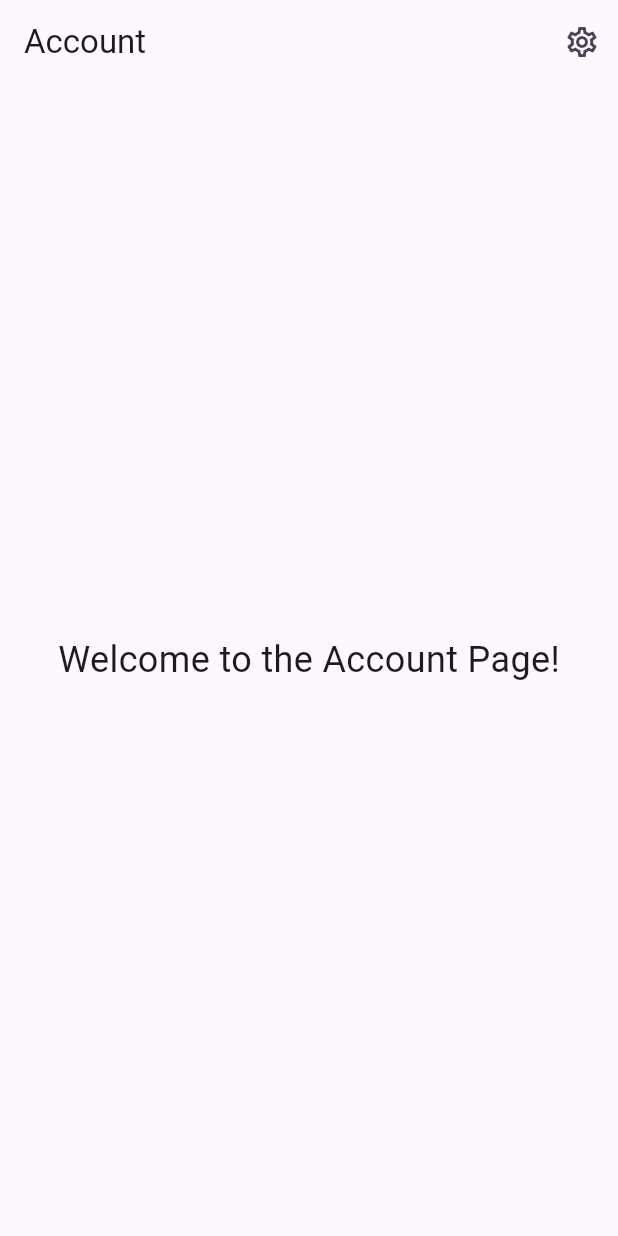
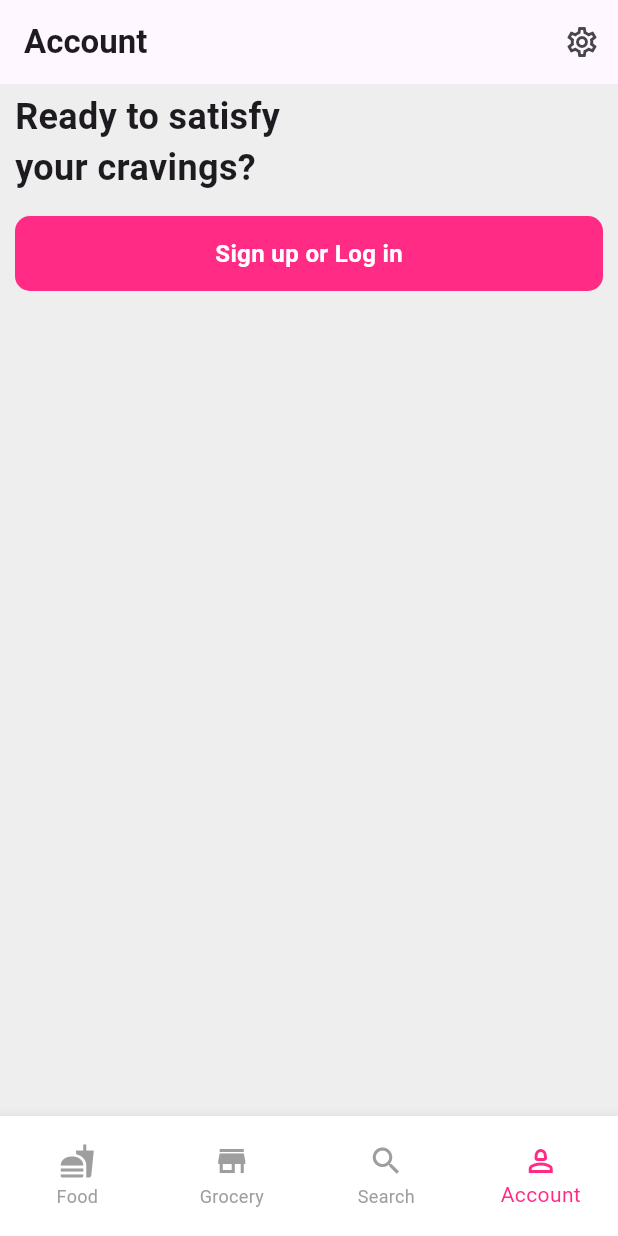
Before and after one commit to chydevit/CloneFoodoanda, a Flutter app: the AccountPage screen opened directly, on a phone screen of 412 x 824 dp. Run offline on Flutter 3.47's test engine with Material 3 defaults, Android fonts, the phone set to English and light mode, and no system bars.

Commit message:
add account and setting

```diff
--- a/analysis_options.yaml
+++ b/analysis_options.yaml
@@ -7,6 +7,9 @@
 
 # The following line activates a set of recommended lints for Flutter apps,
 # packages, and plugins designed to encourage good coding practices.
+analyzer:
+  errors:
+    library_private_types_in_public_api: ignore
 include: package:flutter_lints/flutter.yaml
 # comment above line to avoid blue lines in code
 
--- /dev/null
+++ b/lib/components/navbar.dart
@@ -0,0 +1,69 @@
+import 'package:flutter/material.dart';
+import 'package:test_clone_foodpenda/page/account_page.dart';
+import 'package:test_clone_foodpenda/page/food_page.dart';
+
+
+class Navbar extends StatelessWidget {
+  final int currentIndex;
+
+  const Navbar({super.key, required this.currentIndex});
+
+  void _onItemTapped(BuildContext context, int index) {
+    if (index == currentIndex) return; // Prevent unnecessary navigation
+
+    // Navigate to the appropriate page
+    switch (index) {
+      case 0:
+        Navigator.pushReplacement(
+          context,
+          MaterialPageRoute(builder: (context) =>  FoodPage()),
+        );
+        break;
+      case 1:
+        Navigator.pushReplacement(
+          context,
+          MaterialPageRoute(builder: (context) => const Scaffold(
+            body: Center(child: Text('Grocery Page')),
+          )),
+        );
+        break;
+      case 2:
+        Navigator.pushReplacement(
+          context,
+          MaterialPageRoute(builder: (context) => const Scaffold(
+            body: Center(child: Text('Search Page')),
+          )),
+        );
+        break;
+      case 3:
+        Navigator.pushReplacement(
+          context,
+          MaterialPageRoute(builder: (context) => const AccountPage()),
+        );
+        break;
+    }
+  }
+
+  @override
+  Widget build(BuildContext context) {
+    return SizedBox(
+      height: 80,
+      child: BottomNavigationBar(
+        type: BottomNavigationBarType.fixed,
+        currentIndex: currentIndex,
+        onTap: (index) => _onItemTapped(context, index),
+        backgroundColor: Colors.white,
+        selectedItemColor: const Color(0xFFFF2B85),
+        unselectedItemColor: Colors.grey,
+        items: const [
+          BottomNavigationBarItem(icon: Icon(Icons.fastfood), label: "Food"),
+          BottomNavigationBarItem(
+              icon: Icon(Icons.store_mall_directory), label: "Grocery"),
+          BottomNavigationBarItem(icon: Icon(Icons.search), label: "Search"),
+          BottomNavigationBarItem(
+              icon: Icon(Icons.person_2_outlined), label: "Account"),
+        ],
+      ),
+    );
+  }
+}
--- a/lib/page/account_page.dart
+++ b/lib/page/account_page.dart
@@ -1,5 +1,6 @@
 import 'package:flutter/material.dart';
-import 'package:test_clone_foodpenda/page/setting_page.dart';
+import 'package:test_clone_foodpenda/components/navbar.dart';
+// Import the BottomNavBar file
 
 class AccountPage extends StatelessWidget {
   const AccountPage({super.key});
@@ -8,27 +9,70 @@ class AccountPage extends StatelessWidget {
   Widget build(BuildContext context) {
     return Scaffold(
       appBar: AppBar(
-        automaticallyImplyLeading: false, // Removes the back arrow
-        title: Text("Account"),
+        automaticallyImplyLeading: false,
+        title: const Text(
+          'Account',
+          style: TextStyle(fontWeight: FontWeight.bold),
+        ),
         actions: [
           IconButton(
             icon: Icon(Icons.settings_outlined),
             onPressed: () {
-              // Navigate to the SettingsPage
-              Navigator.push(
-                context,
-                MaterialPageRoute(builder: (context) => SettingPage()),
-              );
+              // Implement logout functionality here
             },
-          ),
+          )
         ],
       ),
-      body: Center(
-        child: Text(
-          "Welcome to the Account Page!",
-          style: TextStyle(fontSize: 24),
-        ),
+      backgroundColor: Colors.grey[200],
+      body: Column(
+        crossAxisAlignment: CrossAxisAlignment.start,
+        children: [
+          Container(
+            padding: const EdgeInsets.symmetric(horizontal: 10, vertical: 5),
+            child: Text(
+              'Ready to satisfy\nyour cravings?',
+              style: TextStyle(
+                fontSize: 24,
+                fontWeight: FontWeight.bold,
+              ),
+              // textAlign: TextAlign.left,
+            ),
+          ),
+          SizedBox(height: 10),
+          Container(
+            padding: const EdgeInsets.symmetric(
+              horizontal: 10,
+            ),
+            child: InkWell(
+              onTap: () {},
+              child: Container(
+                height: 50,
+                width: 400,
+                // width: double.infinity,
+                padding: EdgeInsets.symmetric(horizontal: 20),
+                decoration: BoxDecoration(
+                  color: Color(0xFFFF2B85),
+                  borderRadius: BorderRadius.circular(10),
+                ),
+                child: Row(
+                  mainAxisAlignment: MainAxisAlignment.center,
+                  children: [
+                    Text(
+                      "Sign up or Log in",
+                      style: TextStyle(
+                        fontSize: 16,
+                        fontWeight: FontWeight.bold,
+                        color: Colors.white,
+                      ),
+                    ),
+                  ],
+                ),
+              ),
+            ),
+          )
+        ],
       ),
+      bottomNavigationBar: const Navbar(currentIndex: 3),
     );
   }
 }
--- a/lib/screen/splash_screen.dart
+++ b/lib/screen/splash_screen.dart
@@ -21,7 +21,7 @@ class _SplashScreenState extends State<SplashScreen>
     // Initialize animation controller
     _controller = AnimationController(
       vsync: this,
-      duration: Duration(seconds: 2),
+      duration: Duration(seconds: 3),
     );
 
     // Define opacity animation
@@ -61,7 +61,7 @@ class _SplashScreenState extends State<SplashScreen>
       body: Center(
         child: Padding(
           padding:
-              const EdgeInsets.only(top: 390), // Add padding around the Column
+              const EdgeInsets.only(top: 320), // Add padding around the Column
           child: Column(
             mainAxisAlignment: MainAxisAlignment.center,
             children: [
```
Also changed, not shown: lib/account/main_screen.dart (deleted, +0 -8 lines), lib/basic_moule/basic_app.dart (deleted, +0 -15 lines), lib/page/food_page.dart (+11 -51 lines), lib/routes/routes.dart (added, +16 -0 lines).
